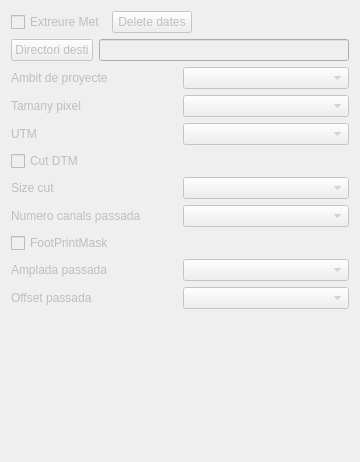
The window that createmet.ui (tonilogar/ToolsPcot) describes before a commit, drawn with Qt 5.
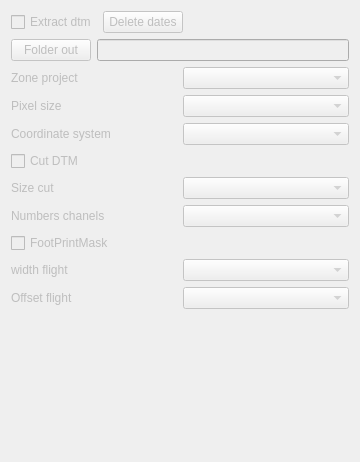
The same window after the commit.

The edit to the form file:
```diff
--- a/createmet.ui
+++ b/createmet.ui
@@ -22,7 +22,7 @@
         <bool>false</bool>
        </property>
        <property name="text">
-        <string>Extreure Met</string>
+        <string>Extract dtm</string>
        </property>
       </widget>
      </item>
@@ -59,7 +59,7 @@
         <bool>false</bool>
        </property>
        <property name="text">
-        <string>Directori desti</string>
+        <string>Folder out</string>
        </property>
       </widget>
      </item>
@@ -92,7 +92,7 @@
         <bool>false</bool>
        </property>
        <property name="text">
-        <string>Ambit de proyecte</string>
+        <string>Zone project</string>
        </property>
       </widget>
      </item>
@@ -113,7 +113,7 @@
         <bool>false</bool>
        </property>
        <property name="text">
-        <string>Tamany pixel</string>
+        <string>Pixel size</string>
        </property>
       </widget>
      </item>
@@ -134,7 +134,7 @@
         <bool>false</bool>
        </property>
        <property name="text">
-        <string>UTM</string>
+        <string>Coordinate system</string>
        </property>
       </widget>
      </item>
@@ -186,7 +186,7 @@
         <bool>false</bool>
        </property>
        <property name="text">
-        <string>Numero canals passada</string>
+        <string>Numbers chanels</string>
        </property>
       </widget>
      </item>
@@ -217,7 +217,7 @@
         <bool>false</bool>
        </property>
        <property name="text">
-        <string>Amplada passada</string>
+        <string>width flight</string>
        </property>
       </widget>
      </item>
@@ -238,7 +238,7 @@
         <bool>false</bool>
        </property>
        <property name="text">
-        <string>Offset passada</string>
+        <string>Offset flight</string>
        </property>
       </widget>
      </item>
```
Left out of the diff: 4 changed lines with no effect on the pictures.
